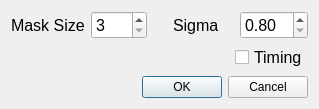
Above: hw3/SimplePaint/gmaskdialog.ui from otakusaikou/2016-631-M8210 before the change. Below: the same form after it.
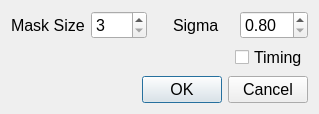
That is the form after the change.

Patch:
```diff
--- a/hw3/SimplePaint/gmaskdialog.ui
+++ b/hw3/SimplePaint/gmaskdialog.ui
@@ -7,7 +7,7 @@
     <x>0</x>
     <y>0</y>
     <width>319</width>
-    <height>108</height>
+    <height>112</height>
    </rect>
   </property>
   <property name="windowTitle">
@@ -131,6 +131,11 @@
    </item>
    <item row="1" column="0">
     <widget class="QDialogButtonBox" name="buttonBox">
+     <property name="font">
+      <font>
+       <pointsize>12</pointsize>
+      </font>
+     </property>
      <property name="orientation">
       <enum>Qt::Horizontal</enum>
      </property>
```
